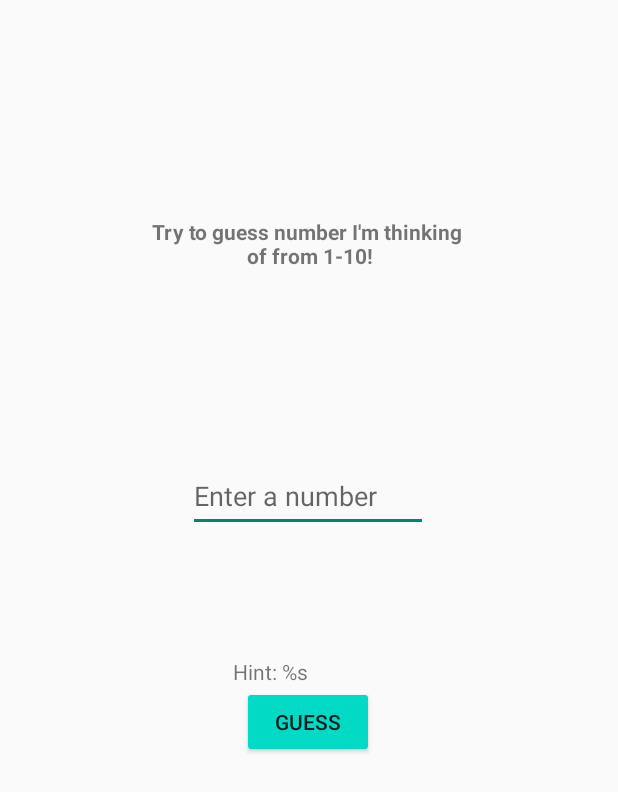
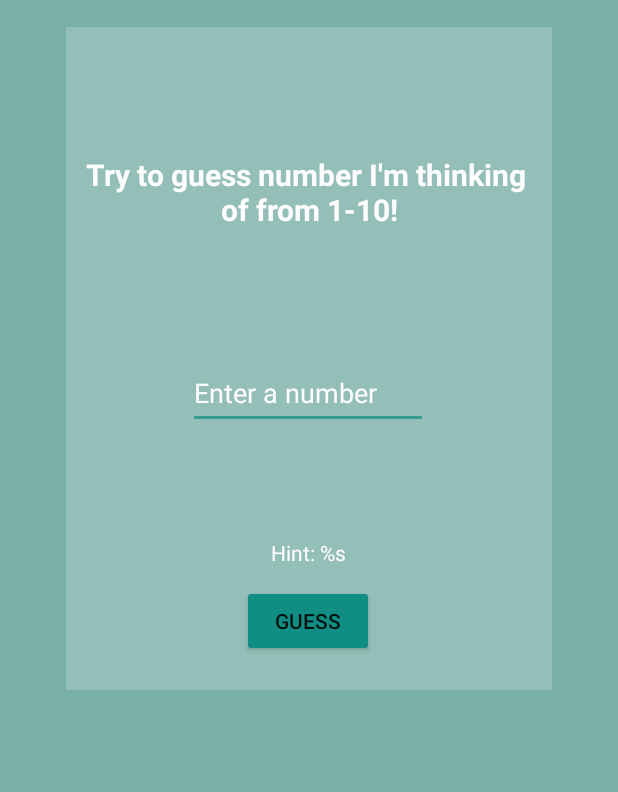
Before and after one commit to pcismyname/sf333as1, an Android app built with Jetpack Compose: the layout activity_main.xml on its own in the app's theme, with its tools: preview values and no code run, on a phone screen of 412 x 824 dp. Shown: the top 792 px of the screen. Run offline under Robolectric (Android 15) with nearby library versions, the phone set to English and light mode, and no system bars.

Commit message:
ubdate hint and BC

```diff
--- a/app/src/main/java/com/example/guessinggame/MainActivity.kt
+++ b/app/src/main/java/com/example/guessinggame/MainActivity.kt
@@ -28,10 +28,10 @@ class MainActivity : ComponentActivity() {
         binding.hint.text =  getString(R.string.hint, "")
         val userGuess = stringInTextField.toIntOrNull() ?: return
         if (userGuess > random) {
-            binding.hint.text = getString(R.string.hint, "Lower")
+            binding.hint.text = getString(R.string.hint, "Lower than$userGuess")
             count += 1
         } else if (userGuess < random) {
-            binding.hint.text = getString(R.string.hint, "Upper")
+            binding.hint.text = getString(R.string.hint, "Upper than $userGuess")
             count += 1
         } else {
             binding.hint.text = getString(R.string.hint, "You did it! in "+ (count + 1) + " time")
--- a/app/src/main/res/layout/activity_main.xml
+++ b/app/src/main/res/layout/activity_main.xml
@@ -1,11 +1,12 @@
 <?xml version="1.0" encoding="utf-8"?>
-<androidx.constraintlayout.widget.ConstraintLayout
-    xmlns:android="http://schemas.android.com/apk/res/android"
+<androidx.constraintlayout.widget.ConstraintLayout xmlns:android="http://schemas.android.com/apk/res/android"
     xmlns:app="http://schemas.android.com/apk/res-auto"
     xmlns:tools="http://schemas.android.com/tools"
     android:layout_width="match_parent"
     android:layout_height="match_parent"
+    android:background="#78AFA7"
     android:padding="18dp"
+    android:scrollbarTrackHorizontal="@drawable/pngtree_blue_mysterious_starry_sky_cosmic_beautiful_night_stars_clouds_background_illustration_image_85666"
     tools:context=".MainActivity">
 
     <EditText
@@ -15,33 +16,37 @@
         android:autofillHints=""
         android:hint="@string/enter_a_number"
         android:inputType="numberDecimal"
+        android:textColor="@color/white"
+        android:textColorHint="@color/white"
         app:layout_constraintBottom_toBottomOf="parent"
         app:layout_constraintEnd_toEndOf="parent"
         app:layout_constraintHorizontal_bias="0.498"
-            app:layout_constraintStart_toStartOf="parent"
+        app:layout_constraintStart_toStartOf="parent"
         app:layout_constraintTop_toTopOf="parent"
-        app:layout_constraintVertical_bias="0.39" />
+        app:layout_constraintVertical_bias="0.297" />
 
     <Button
         android:id="@+id/button"
         android:layout_width="wrap_content"
         android:layout_height="wrap_content"
-        android:backgroundTint="@color/teal_200"
+        android:backgroundTint="#108E83"
         android:text="@string/play"
         app:layout_constraintBottom_toBottomOf="parent"
         app:layout_constraintEnd_toEndOf="parent"
         app:layout_constraintHorizontal_bias="0.498"
         app:layout_constraintStart_toStartOf="parent"
         app:layout_constraintTop_toBottomOf="@+id/number"
-        app:layout_constraintVertical_bias="0.255" />
+        app:layout_constraintVertical_bias="0.221" />
 
     <TextView
         android:id="@+id/textView"
         android:layout_width="wrap_content"
         android:layout_height="wrap_content"
         android:text="@string/descriptipn"
+        android:textAlignment="center"
+        android:textColor="@color/white"
+        android:textSize="20sp"
         android:textStyle="bold"
-        android:textAlignment="center"
         app:layout_constraintBottom_toTopOf="@+id/number"
         app:layout_constraintEnd_toEndOf="parent"
         app:layout_constraintStart_toStartOf="parent"
@@ -51,11 +56,21 @@
         android:id="@+id/hint"
         android:layout_width="wrap_content"
         android:layout_height="wrap_content"
+        android:layout_marginBottom="12dp"
         android:text="@string/hint"
+        android:textColor="@color/white"
         app:layout_constraintBottom_toTopOf="@+id/button"
         app:layout_constraintEnd_toEndOf="parent"
-        app:layout_constraintHorizontal_bias="0.421"
+        app:layout_constraintHorizontal_bias="0.498"
         app:layout_constraintStart_toStartOf="parent" />
+
+    <ScrollView
+        android:layout_width="324dp"
+        android:layout_height="442dp"
+        android:background="#36F8F5F5"
+        app:layout_constraintEnd_toEndOf="parent"
+        app:layout_constraintStart_toStartOf="parent"
+        app:layout_constraintTop_toTopOf="parent" />
 
 
 </androidx.constraintlayout.widget.ConstraintLayout>
```
Also changed, not shown: app/src/main/res/drawable/pngtree_blue_mysterious_starry_sky_cosmic_beautiful_night_stars_clouds_background_illustration_image_85666.jpg (added).
